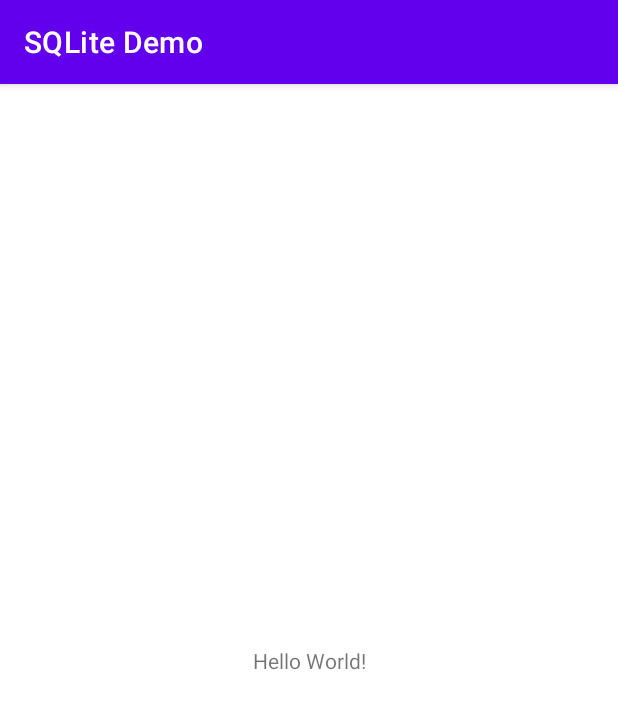
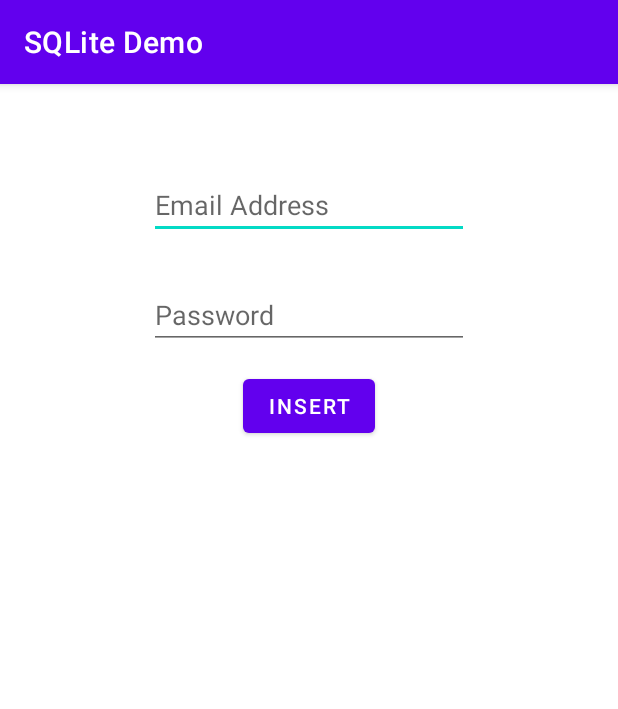
Before and after one commit to MarceloCLopes/SQLite_Demo, an Android app: the screen it shows after launch (MainActivity), on a phone screen of 412 x 824 dp. Shown: the top 709 px of the screen. Run offline under Robolectric (Android 15) with nearby library versions, the phone set to English and light mode, and no system bars.

Commit message:
created components xml file

```diff
--- a/app/src/main/res/layout/activity_main.xml
+++ b/app/src/main/res/layout/activity_main.xml
@@ -1,18 +1,44 @@
 <?xml version="1.0" encoding="utf-8"?>
-<androidx.constraintlayout.widget.ConstraintLayout xmlns:android="http://schemas.android.com/apk/res/android"
+<androidx.constraintlayout.widget.ConstraintLayout
+    xmlns:android="http://schemas.android.com/apk/res/android"
     xmlns:app="http://schemas.android.com/apk/res-auto"
     xmlns:tools="http://schemas.android.com/tools"
     android:layout_width="match_parent"
     android:layout_height="match_parent"
     tools:context=".MainActivity">
 
-    <TextView
+
+    <EditText
+        android:id="@+id/editTextEmail"
         android:layout_width="wrap_content"
         android:layout_height="wrap_content"
-        android:text="Hello World!"
-        app:layout_constraintBottom_toBottomOf="parent"
-        app:layout_constraintLeft_toLeftOf="parent"
-        app:layout_constraintRight_toRightOf="parent"
+        android:layout_marginTop="58dp"
+        android:ems="10"
+        android:hint="Email Address"
+        android:inputType="textEmailAddress"
+        app:layout_constraintEnd_toEndOf="parent"
+        app:layout_constraintStart_toStartOf="parent"
         app:layout_constraintTop_toTopOf="parent" />
 
+    <EditText
+        android:id="@+id/editTextPassword"
+        android:layout_width="wrap_content"
+        android:layout_height="wrap_content"
+        android:layout_marginTop="28dp"
+        android:ems="10"
+        android:hint="Password"
+        android:inputType="textPassword"
+        app:layout_constraintEnd_toEndOf="@+id/editTextEmail"
+        app:layout_constraintStart_toStartOf="@+id/editTextEmail"
+        app:layout_constraintTop_toBottomOf="@+id/editTextEmail" />
+
+    <Button
+        android:id="@+id/btnInsert"
+        android:layout_width="wrap_content"
+        android:layout_height="wrap_content"
+        android:layout_marginTop="14dp"
+        android:text="Insert"
+        app:layout_constraintEnd_toEndOf="@+id/editTextPassword"
+        app:layout_constraintStart_toStartOf="@+id/editTextPassword"
+        app:layout_constraintTop_toBottomOf="@+id/editTextPassword" />
 </androidx.constraintlayout.widget.ConstraintLayout>
```
